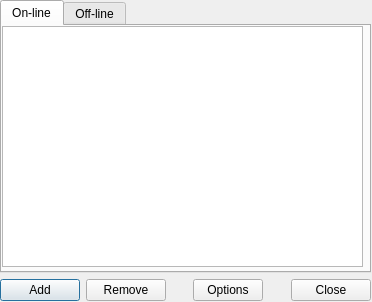
Qt form ui/friends.ui (gitter-badger/simplechatclient) before a commit.
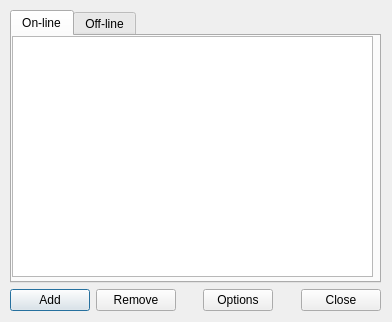
The same form after that commit. Icons and pictures are not drawn.

Diff of the .ui file:
```diff
--- a/ui/friends.ui
+++ b/ui/friends.ui
@@ -6,20 +6,20 @@
    <rect>
     <x>0</x>
     <y>0</y>
-    <width>372</width>
-    <height>302</height>
+    <width>392</width>
+    <height>322</height>
    </rect>
   </property>
   <property name="minimumSize">
    <size>
-    <width>372</width>
-    <height>302</height>
+    <width>392</width>
+    <height>322</height>
    </size>
   </property>
   <property name="maximumSize">
    <size>
-    <width>372</width>
-    <height>302</height>
+    <width>392</width>
+    <height>322</height>
    </size>
   </property>
   <property name="windowTitle">
@@ -32,8 +32,8 @@
   <widget class="QWidget" name="verticalLayoutWidget">
    <property name="geometry">
     <rect>
-     <x>0</x>
-     <y>0</y>
+     <x>10</x>
+     <y>10</y>
      <width>371</width>
      <height>301</height>
     </rect>
```
